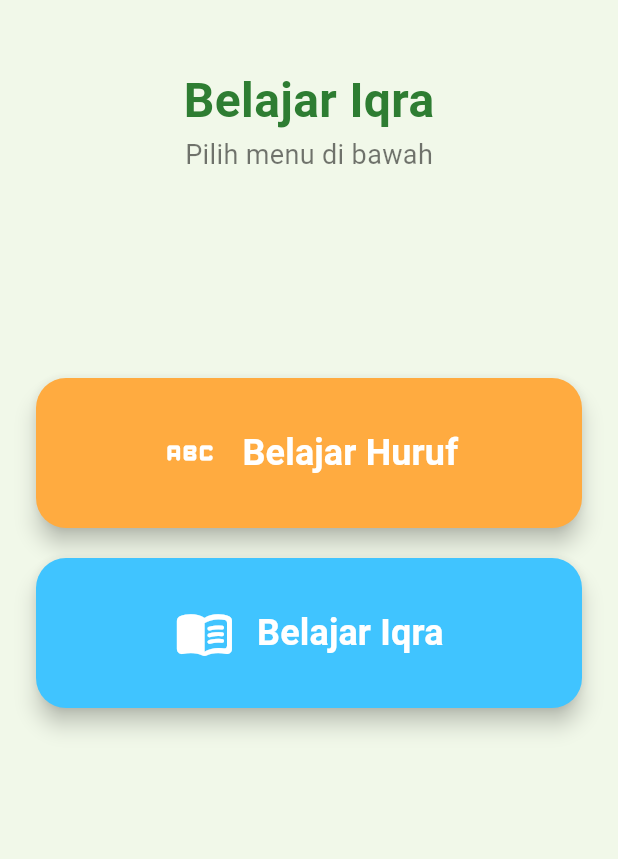
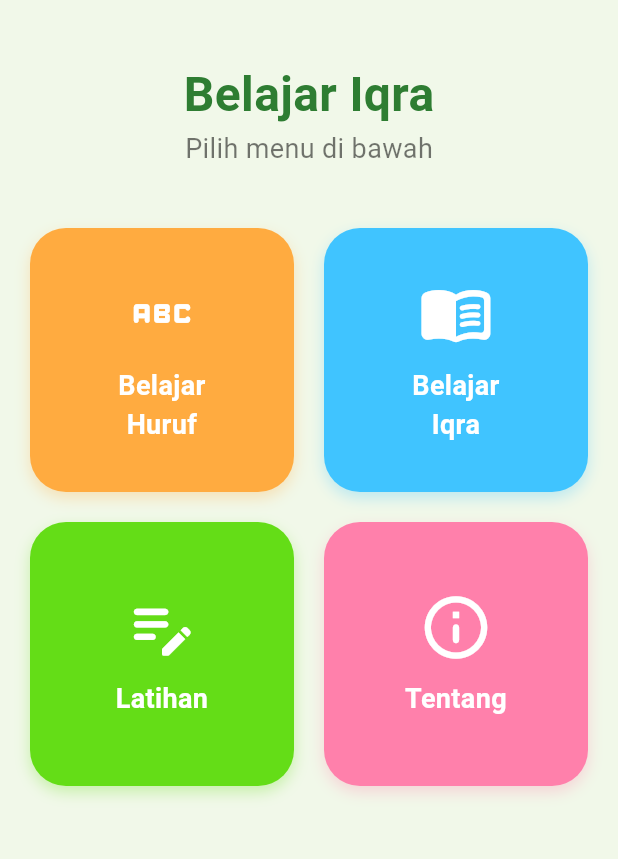
Before and after one commit to ivan72727272/i-qrok, a Flutter app: the screen it shows after launch, on a phone screen of 412 x 824 dp, the part 84-943 px from its top. Run offline on Flutter 3.47's test engine with Material 3 defaults, Android fonts, the phone set to English and light mode, and no system bars.

Commit message:
feat: add additional menu buttons and layout grid on home screen

```diff
--- a/lib/screens/home_screen.dart
+++ b/lib/screens/home_screen.dart
@@ -6,7 +6,7 @@ class HomeScreen extends StatelessWidget {
   @override
   Widget build(BuildContext context) {
     return Scaffold(
-      backgroundColor: const Color(0xFFF1F8E9), // Hijau sangat muda/putih kehijauan
+      backgroundColor: const Color(0xFFF1F8E9),
       appBar: AppBar(
         title: const Text(
           'E-Cro',
@@ -18,7 +18,7 @@ class HomeScreen extends StatelessWidget {
         elevation: 4,
       ),
       body: Padding(
-        padding: const EdgeInsets.all(24.0),
+        padding: const EdgeInsets.all(20.0),
         child: Column(
           children: [
             const SizedBox(height: 20),
@@ -37,29 +37,45 @@ class HomeScreen extends StatelessWidget {
                 color: Colors.black54,
               ),
             ),
-            const Spacer(),
-            // Tombol Belajar Huruf
+            const SizedBox(height: 40),
+            // Menu Grid 2x2
+            Expanded(
+              child: GridView.count(
+                crossAxisCount: 2,
+                crossAxisSpacing: 20,
+                mainAxisSpacing: 20,
+                children: [
                   _buildMenuButton(
                     context,
-              title: 'Belajar Huruf',
+                    title: 'Belajar\nHuruf',
                     icon: Icons.abc_rounded,
                     color: Colors.orangeAccent,
-              onPressed: () {
-                // Placeholder
-              },
+                    onPressed: () {},
                   ),
-            const SizedBox(height: 20),
-            // Tombol Belajar Iqra
                   _buildMenuButton(
                     context,
-              title: 'Belajar Iqra',
+                    title: 'Belajar\nIqra',
                     icon: Icons.menu_book_rounded,
                     color: Colors.lightBlueAccent,
-              onPressed: () {
-                // Placeholder
-              },
+                    onPressed: () {},
                   ),
-            const Spacer(flex: 2),
+                  _buildMenuButton(
+                    context,
+                    title: 'Latihan',
+                    icon: Icons.edit_note_rounded,
+                    color: Colors.lightGreenAccent.shade700,
+                    onPressed: () {},
+                  ),
+                  _buildMenuButton(
+                    context,
+                    title: 'Tentang',
+                    icon: Icons.info_outline_rounded,
+                    color: Colors.pinkAccent.shade100,
+                    onPressed: () {},
+                  ),
+                ],
+              ),
+            ),
           ],
         ),
       ),
@@ -73,29 +89,36 @@ class HomeScreen extends StatelessWidget {
     required Color color,
     required VoidCallback onPressed,
   }) {
-    return SizedBox(
-      width: double.infinity,
-      height: 100,
-      child: ElevatedButton(
-        style: ElevatedButton.styleFrom(
-          backgroundColor: color,
-          foregroundColor: Colors.white,
-          shape: RoundedRectangleBorder(
-            borderRadius: BorderRadius.circular(20),
+    return InkWell(
+      onTap: onPressed,
+      child: Container(
+        decoration: BoxDecoration(
+          color: color,
+          borderRadius: BorderRadius.circular(24),
+          boxShadow: [
+            BoxShadow(
+              color: color.withOpacity(0.3),
+              blurRadius: 8,
+              offset: const Offset(0, 4),
             ),
-          elevation: 6,
+          ],
         ),
-        onPressed: onPressed,
-        child: Row(
+        child: Column(
           mainAxisAlignment: MainAxisAlignment.center,
           children: [
-            Icon(icon, size: 40),
-            const SizedBox(width: 15),
+            Icon(
+              icon,
+              size: 50,
+              color: Colors.white,
+            ),
+            const SizedBox(height: 10),
             Text(
               title,
+              textAlign: TextAlign.center,
               style: const TextStyle(
-                fontSize: 24,
+                fontSize: 18,
                 fontWeight: FontWeight.bold,
+                color: Colors.white,
               ),
             ),
           ],
```
Lines whose indentation alone changed are shown as unchanged.
